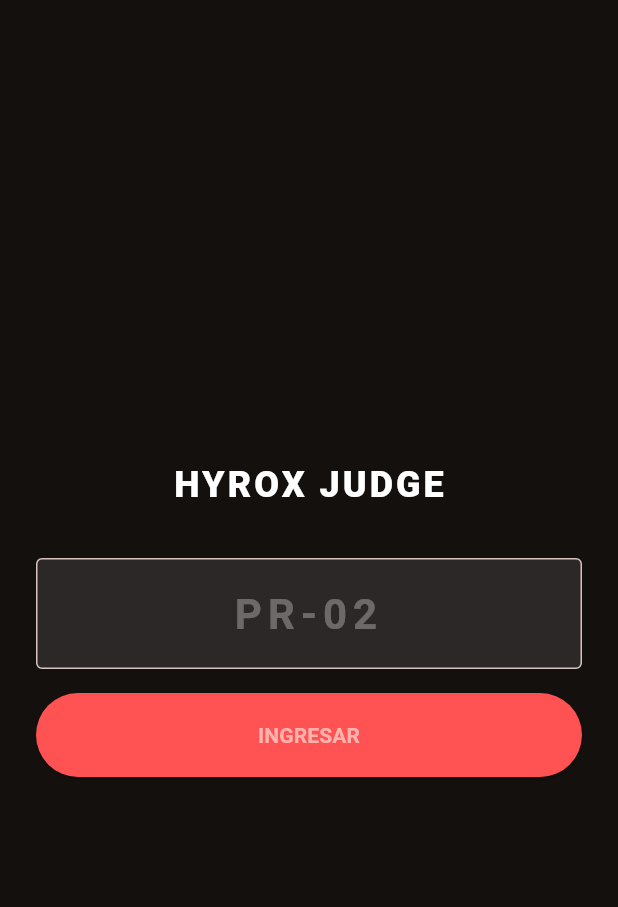
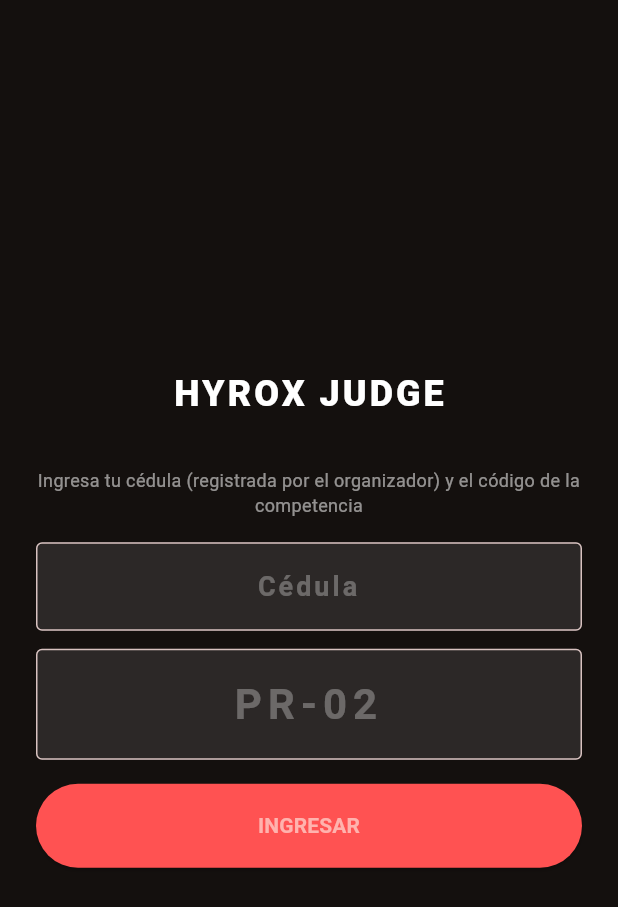
Before and after one commit to Victoryepes/hyrox-judge-app, a Flutter app: the screen it shows after launch, after a tap on "INGRESAR", on a phone screen of 412 x 824 dp. Shown: the top 907 px of the screen. Run offline on Flutter 3.47's test engine with Material 3 defaults, Android fonts, the phone set to English and light mode, and no system bars; our stand-ins replace connectivity_plus, dio, flutter_riverpod, flutter_secure_storage, socket_io_client, sqflite; accounts and stored records are empty.

Commit message:
feat: registro de jueces por cedula (app)
El flujo de acceso ahora pide cedula + codigo de acceso, igual que la
web. La cedula debe estar previamente registrada por el organizador
para esa competencia; el backend la valida al conectar. Se guarda en
la sesion para poder reconectar sin volver a pedirla.

Co-Authored-By: Claude Sonnet 5 <noreply@anthropic.com>

```diff
--- a/lib/core/app_version.dart
+++ b/lib/core/app_version.dart
@@ -1,4 +1,4 @@
 /// Etiqueta visible de build — se actualiza a mano en cada release para que
 /// sea posible confirmar a simple vista si un dispositivo tiene el APK más
 /// reciente, sin depender de leer el código o adivinar por fecha de descarga.
-const String kAppBuildLabel = 'build 2026-09-20a · circuito por ejercicio';
+const String kAppBuildLabel = 'build 2026-09-20b · registro de jueces por cedula';
--- a/lib/core/storage/secure_session.dart
+++ b/lib/core/storage/secure_session.dart
@@ -15,6 +15,9 @@ class JuezSession {
   /// true si se conectó siguiendo una categoría (asignación móvil) en vez
   /// de una estación fija.
   final bool modoMovil;
+  /// Cédula del juez registrado — se guarda para poder reconectar sin
+  /// volver a pedirla.
+  final String documento;
 
   const JuezSession({
     required this.tokenSesion,
@@ -23,6 +26,7 @@ class JuezSession {
     required this.estacionId,
     required this.nombreEstacion,
     required this.codigoAcceso,
+    required this.documento,
     this.nombreCompetencia,
     this.modoMovil = false,
   });
@@ -36,6 +40,7 @@ class JuezSession {
         'codigoAcceso': codigoAcceso,
         'nombreCompetencia': nombreCompetencia,
         'modoMovil': modoMovil,
+        'documento': documento,
       };
 
   factory JuezSession.fromJson(Map<String, dynamic> json) => JuezSession(
@@ -47,6 +52,7 @@ class JuezSession {
         codigoAcceso: json['codigoAcceso'] as String,
         nombreCompetencia: json['nombreCompetencia'] as String?,
         modoMovil: json['modoMovil'] as bool? ?? false,
+        documento: json['documento'] as String? ?? '',
       );
 }
 
--- a/lib/features/auth/presentation/access_screen.dart
+++ b/lib/features/auth/presentation/access_screen.dart
@@ -14,27 +14,33 @@ class AccessScreen extends ConsumerStatefulWidget {
 
 class _AccessScreenState extends ConsumerState<AccessScreen> {
   final _codigoCtrl = TextEditingController();
+  final _documentoCtrl = TextEditingController();
   bool _loading = false;
   String? _error;
   List<EstacionOption> _estaciones = [];
   List<CircuitoCategoria> _circuito = [];
   bool _modoMovil = false;
   String? _codigoFinal;
+  String? _documentoFinal;
 
   @override
   void dispose() {
     _codigoCtrl.dispose();
+    _documentoCtrl.dispose();
     super.dispose();
   }
 
   /// Paso 1: valida el código y decide el flujo según asignación móvil,
-  /// igual que handleCodigo en JudgeAccessModal.tsx.
+  /// igual que handleCodigo en JudgeAccessModal.tsx. La cédula recién se
+  /// valida contra el registro de jueces al conectar (paso 2).
   Future<void> _buscarEstaciones() async {
     final codigo = _codigoCtrl.text.trim().toUpperCase();
-    if (codigo.isEmpty) return;
+    final documento = _documentoCtrl.text.trim();
+    if (codigo.isEmpty || documento.isEmpty) return;
     setState(() { _loading = true; _error = null; });
     try {
       final circuito = await ref.read(juezApiProvider).circuitoPorCodigo(codigo);
+      _documentoFinal = documento;
       if (circuito.asignacionMovilJuez) {
         setState(() { _circuito = circuito.categorias; _modoMovil = true; _codigoFinal = codigo; });
       } else {
@@ -53,6 +59,7 @@ class _AccessScreenState extends ConsumerState<AccessScreen> {
     try {
       await ref.read(sessionProvider.notifier).login(
             codigoAcceso: _codigoFinal!,
+            documento: _documentoFinal!,
             estacion: estacion,
           );
     } catch (e) {
@@ -67,6 +74,7 @@ class _AccessScreenState extends ConsumerState<AccessScreen> {
     try {
       await ref.read(sessionProvider.notifier).loginMovil(
             codigoAcceso: _codigoFinal!,
+            documento: _documentoFinal!,
             categoria: categoria,
           );
     } catch (e) {
@@ -111,6 +119,25 @@ class _AccessScreenState extends ConsumerState<AccessScreen> {
   Widget _buildCodigoStep() {
     return Column(
       children: [
+        const Text(
+          'Ingresa tu cédula (registrada por el organizador) y el código de la competencia',
+          textAlign: TextAlign.center,
+          style: TextStyle(color: Colors.white54, fontSize: 12),
+        ),
+        const SizedBox(height: 16),
+        TextField(
+          controller: _documentoCtrl,
+          textAlign: TextAlign.center,
+          style: const TextStyle(color: Colors.white, fontSize: 18, letterSpacing: 2, fontWeight: FontWeight.bold),
+          decoration: InputDecoration(
+            hintText: 'Cédula',
+            hintStyle: TextStyle(color: Colors.white.withValues(alpha: 0.3)),
+            filled: true,
+            fillColor: Colors.white10,
+            border: OutlineInputBorder(borderRadius: BorderRadius.circular(4)),
+          ),
+        ),
+        const SizedBox(height: 12),
         TextField(
           controller: _codigoCtrl,
           textAlign: TextAlign.center,
@@ -187,7 +214,7 @@ class _AccessScreenState extends ConsumerState<AccessScreen> {
               ),
             )),
         TextButton(
-          onPressed: () => setState(() { _codigoFinal = null; _estaciones = []; _codigoCtrl.clear(); }),
+          onPressed: () => setState(() { _codigoFinal = null; _estaciones = []; _codigoCtrl.clear(); _documentoCtrl.clear(); }),
           child: const Text('← Cambiar código', style: TextStyle(color: Colors.white54)),
         ),
       ],
@@ -251,7 +278,7 @@ class _AccessScreenState extends ConsumerState<AccessScreen> {
             )),
         TextButton(
           onPressed: () => setState(() {
-            _codigoFinal = null; _circuito = []; _modoMovil = false; _codigoCtrl.clear();
+            _codigoFinal = null; _circuito = []; _modoMovil = false; _codigoCtrl.clear(); _documentoCtrl.clear();
           }),
           child: const Text('← Cambiar código', style: TextStyle(color: Colors.white54)),
         ),
```
Also changed, not shown: lib/features/auth/data/juez_api.dart (+8 -1 lines), lib/features/auth/presentation/providers/auth_provider.dart (+12 -4 lines).
